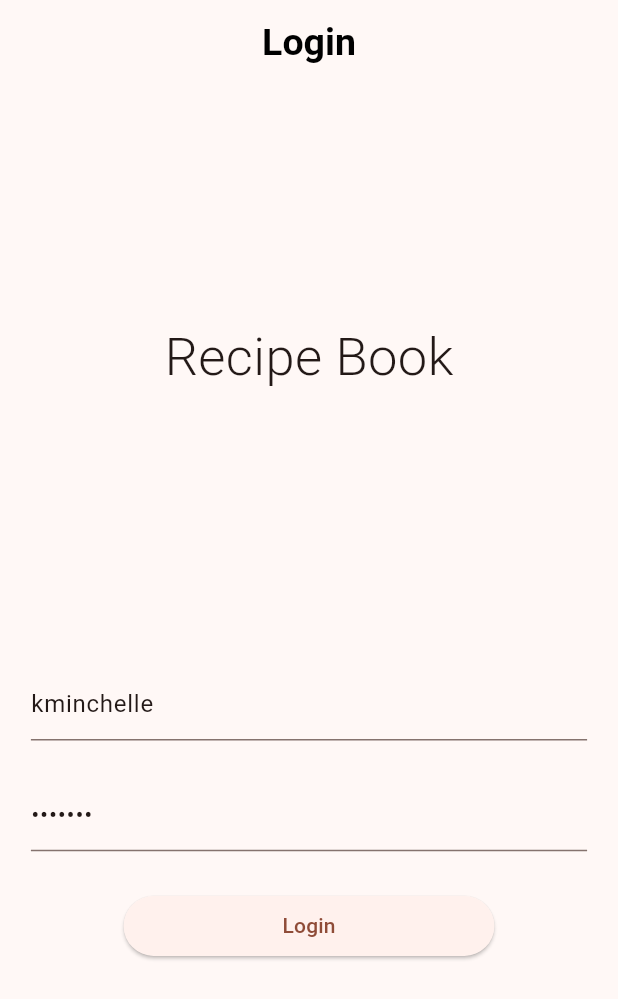
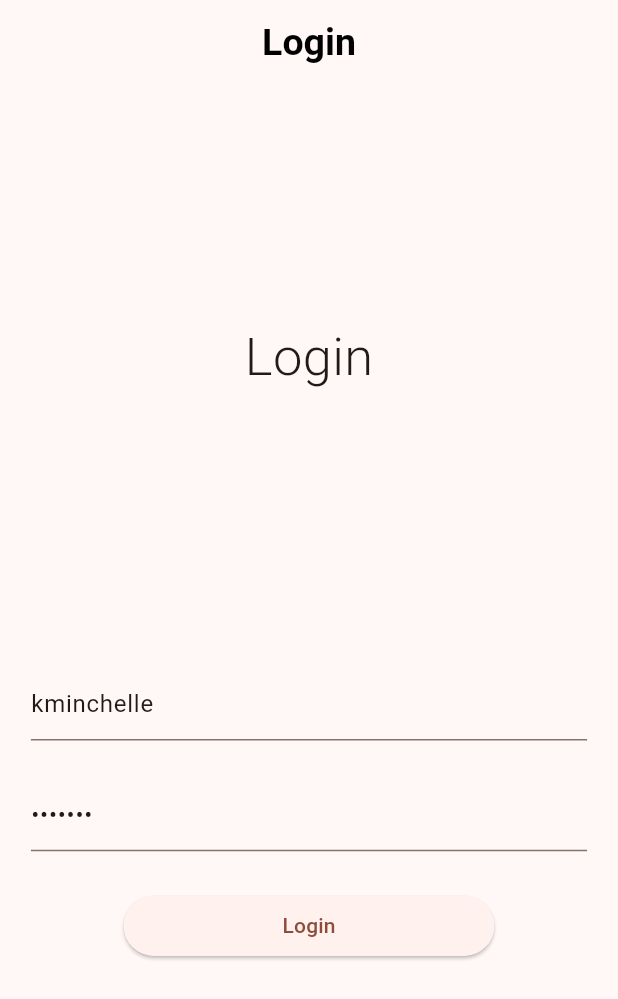
Before and after one commit to byron-dm/RecipeBook, a Flutter app: the screen it shows after launch, after a tap on "Login", on a phone screen of 412 x 824 dp. Shown: the top 999 px of the screen. Run offline on Flutter 3.47's test engine with Material 3 defaults, Android fonts, the phone set to English and light mode, and no system bars; our stand-ins replace dio; missing offline and left inert: status_alert; accounts and stored records are empty; generated files the repository leaves out were written again; network calls fail.

Commit message:
Added localizations

```diff
--- /dev/null
+++ b/l10n.yaml
@@ -0,0 +1,3 @@
+arb-dir: lib/l10n
+template-arb-file: app_en.arb
+output-localization-file: app_localizations.dart
--- a/lib/constants.dart
+++ b/lib/constants.dart
@@ -1 +1 @@
-const String API_BASE_URL = "https://dummyjson.com/";
+const String apiBaseUrl = "https://dummyjson.com/";
--- a/lib/main.dart
+++ b/lib/main.dart
@@ -1,4 +1,5 @@
 import 'package:flutter/material.dart';
+import 'package:flutter_gen/gen_l10n/app_localizations.dart';
 import 'package:recipe_book/pages/home_page.dart';
 import 'package:recipe_book/pages/login_page.dart';
 
@@ -12,7 +13,9 @@ class MyApp extends StatelessWidget {
   Widget build(BuildContext context) {
     return MaterialApp(
         debugShowCheckedModeBanner: false,
-        title: 'Recipe Book',
+        localizationsDelegates: AppLocalizations.localizationsDelegates,
+        supportedLocales: AppLocalizations.supportedLocales,
+        onGenerateTitle: (context) => AppLocalizations.of(context)!.appTitle,
         theme: ThemeData(
             colorScheme: ColorScheme.fromSeed(seedColor: Colors.deepOrange),
             appBarTheme: const AppBarTheme(
--- a/lib/pages/login_page.dart
+++ b/lib/pages/login_page.dart
@@ -1,8 +1,11 @@
 import 'package:flutter/material.dart';
+import 'package:flutter_gen/gen_l10n/app_localizations.dart';
 import 'package:recipe_book/services/auth_service.dart';
 import 'package:status_alert/status_alert.dart';
 
 class LoginPage extends StatefulWidget {
+  const LoginPage({super.key});
+
   @override
   State<StatefulWidget> createState() {
     return _LoginPageState();
@@ -16,7 +19,9 @@ class _LoginPageState extends State<LoginPage> {
   @override
   Widget build(BuildContext context) {
     return Scaffold(
-      appBar: AppBar(centerTitle: true, title: Text('Login')),
+      appBar: AppBar(
+          centerTitle: true,
+          title: Text(AppLocalizations.of(context)!.loginPageTitle)),
       body: SafeArea(child: _buildUI()),
     );
   }
@@ -33,9 +38,9 @@ class _LoginPageState extends State<LoginPage> {
   }
 
   Widget _title() {
-    return const Text(
-      'Recipe Book',
-      style: TextStyle(fontSize: 35, fontWeight: FontWeight.w300),
+    return Text(
+      AppLocalizations.of(context)!.loginPageTitle,
+      style: const TextStyle(fontSize: 35, fontWeight: FontWeight.w300),
     );
   }
 
@@ -57,10 +62,12 @@ class _LoginPageState extends State<LoginPage> {
                       username = value;
                     });
                   },
-                  decoration: const InputDecoration(hintText: "Username"),
+                  decoration: InputDecoration(
+                      hintText: AppLocalizations.of(context)!
+                          .loginPageDecorationUsername),
                   validator: (value) {
                     return value == null || value.isEmpty
-                        ? "Enter a username"
+                        ? AppLocalizations.of(context)!.loginPageErrorUsername
                         : null;
                   }),
               TextFormField(
@@ -71,10 +78,12 @@ class _LoginPageState extends State<LoginPage> {
                     });
                   },
                   obscureText: true,
-                  decoration: const InputDecoration(hintText: "Password"),
+                  decoration: InputDecoration(
+                      hintText: AppLocalizations.of(context)!
+                          .loginPageDecorationPassword),
                   validator: (value) {
                     return value == null || value.length < 5
-                        ? "Enter a valid password"
+                        ? AppLocalizations.of(context)!.loginPageErrorPassword
                         : null;
                   }),
               _loginButton()
@@ -88,25 +97,25 @@ class _LoginPageState extends State<LoginPage> {
         width: MediaQuery.sizeOf(context).width * 0.6,
         child: ElevatedButton(
             onPressed: () async {
-
               if (_loginFormKey.currentState?.validate() ?? false) {
                 _loginFormKey.currentState?.save();
-                print("Saved.");
                 if (await AuthService().login(username!, password!)) {
-                  if(!mounted) return;
+                  if (!mounted) return;
                   Navigator.pushReplacementNamed(context, "/home");
                 } else {
-                  if(!mounted) return;
+                  if (!mounted) return;
 
                   StatusAlert.show(context,
                       duration: const Duration(seconds: 2),
-                      title: "Login failed",
-                      subtitle: "Please try again",
+                      title: AppLocalizations.of(context)!
+                          .loginPageStatusAlertTitle,
+                      subtitle: AppLocalizations.of(context)!
+                          .loginPageStatusAlertSubtitle,
                       configuration: const IconConfiguration(icon: Icons.error),
                       maxWidth: 260);
                 }
               }
             },
-            child: const Text("Login")));
+            child: Text(AppLocalizations.of(context)!.loginPageButtonLogin)));
   }
 }
--- a/lib/pages/recipe_page.dart
+++ b/lib/pages/recipe_page.dart
@@ -1,5 +1,6 @@
 import 'package:flutter/material.dart';
 import '../models/recipe.dart';
+import 'package:flutter_gen/gen_l10n/app_localizations.dart';
 
 class RecipePage extends StatelessWidget {
   final Recipe recipe;
@@ -13,7 +14,7 @@ class RecipePage extends StatelessWidget {
       appBar: AppBar(
           centerTitle: true,
           backgroundColor: Colors.white60,
-          title: const Text("Recipe Book")),
+          title: Text(AppLocalizations.of(context)!.appTitle)),
       body: _buildUI(context),
     );
   }
@@ -59,11 +60,11 @@ class RecipePage extends StatelessWidget {
               style:
                   const TextStyle(fontSize: 30, fontWeight: FontWeight.bold)),
           Text(
-            "Prep time: ${recipe.prepTimeMinutes} minutes | Cook time: ${recipe.cookTimeMinutes} minutes",
+            "${AppLocalizations.of(context)!.recipePagePrepTime}: ${recipe.prepTimeMinutes} ${AppLocalizations.of(context)!.recipePageMinutes} | ${AppLocalizations.of(context)!.recipePageCookTime}: ${recipe.cookTimeMinutes} ${AppLocalizations.of(context)!.recipePageMinutes}",
             style: const TextStyle(fontSize: 15, fontWeight: FontWeight.w300),
           ),
           Text(
-            "${recipe.rating.toString()} ⭐ | ${recipe.reviewCount} reviews",
+            "${recipe.rating.toString()} ⭐ | ${AppLocalizations.of(context)!.recipePageReviews(recipe.reviewCount)}",
             style: const TextStyle(fontSize: 15, fontWeight: FontWeight.w500),
           ),
         ],
--- a/lib/services/http_service.dart
+++ b/lib/services/http_service.dart
@@ -25,7 +25,7 @@ class HttpService {
     }
 
     final options = BaseOptions(
-      baseUrl: API_BASE_URL,
+      baseUrl: apiBaseUrl,
       headers: headers,
       validateStatus: (status) {
         return status == null ? false : status < 500;
--- a/pubspec.yaml
+++ b/pubspec.yaml
@@ -30,6 +30,9 @@ environment:
 dependencies:
   flutter:
     sdk: flutter
+  flutter_localizations:
+    sdk: flutter
+  intl: any
 
 
   # The following adds the Cupertino Icons font to your application.
@@ -59,6 +62,7 @@ flutter:
   # included with your application, so that you can use the icons in
   # the material Icons class.
   uses-material-design: true
+  generate: true
 
   # To add assets to your application, add an assets section, like this:
   # assets:
```
Also changed, not shown: lib/l10n/app_en.arb (added, +26 -0 lines), lib/l10n/app_es.arb (added, +26 -0 lines), lib/pages/home_page.dart (+25 -21 lines), pubspec.lock, 1 other file.
